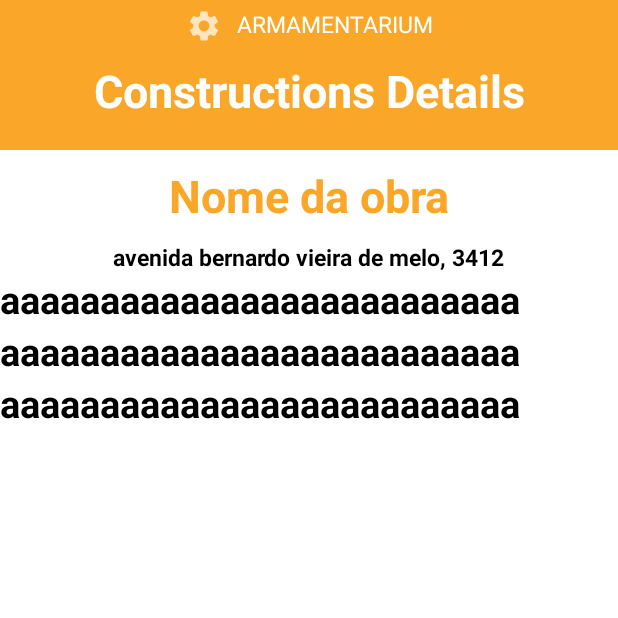
After one commit to victor-malloni/Armamentarium, an Android app: the ObraSingleActivity screen opened directly, with no data from a screen before it, on a phone screen of 412 x 824 dp, the top half of it. The commit adds this screen. Run offline under Robolectric (Android 15) with nearby library versions, the phone set to English and light mode, and no system bars.

Commit message:
new branch and some changes

```diff
--- /dev/null
+++ b/app/src/main/java/br/com/tatudobom/armamentarium/ObraSingleActivity.kt
@@ -0,0 +1,36 @@
+package br.com.tatudobom.armamentarium
+
+import androidx.appcompat.app.AppCompatActivity
+import android.os.Bundle
+import br.com.tatudobom.armamentarium.databinding.ActivityObraSingleBinding
+import br.com.tatudobom.armamentarium.model.Obra
+
+class ObraSingleActivity : AppCompatActivity() {
+
+    private lateinit var binding: ActivityObraSingleBinding
+    private lateinit var obra: Obra
+    private lateinit var oldObra: Obra
+
+    var isUpdateBoolean = false
+
+    override fun onCreate(savedInstanceState: Bundle?) {
+        super.onCreate(savedInstanceState)
+
+        binding = ActivityObraSingleBinding.inflate(layoutInflater)
+        setContentView(binding.root)
+
+        try {
+            oldObra = intent.getSerializableExtra("currentObra") as Obra
+            binding.tvEndereco.setText(oldObra.endereco)
+            //Bellow to retrieve data from my TextView on MainActivity see more on NoteAdapter
+            binding.TVConstDetailName.setText(oldObra.nomeObra)
+            binding.tvRANDOM.setText(oldObra.quantidadeFerramentas)
+
+            isUpdateBoolean = true
+        }
+        catch (e: Exception) {
+            e.printStackTrace()
+        }
+
+    }
+}
--- a/app/src/main/java/br/com/tatudobom/armamentarium/repositories/ObraRepository.kt
+++ b/app/src/main/java/br/com/tatudobom/armamentarium/repositories/ObraRepository.kt
@@ -15,4 +15,8 @@ class ObraRepository(private val obraDao: ObraDao) {
         obraDao.delete(obra)
     }
 
+    suspend fun update(obra: Obra) {
+        obraDao.update(obra.id, obra.nomeObra, obra.endereco)
+    }
+
 }
--- a/app/src/main/java/br/com/tatudobom/armamentarium/view/Constructions.kt
+++ b/app/src/main/java/br/com/tatudobom/armamentarium/view/Constructions.kt
@@ -31,6 +31,8 @@ class Constructions : Fragment(R.layout.fragment_constructions),ObraAdapter.Obra
     lateinit var adapter: ObraAdapter
     lateinit var selectedObra: Obra
 
+
+
     override fun onViewCreated(view: View, savedInstanceState: Bundle?) {
         super.onViewCreated(view, savedInstanceState)
         binding = FragmentConstructionsBinding.bind(view)
@@ -42,8 +44,7 @@ class Constructions : Fragment(R.layout.fragment_constructions),ObraAdapter.Obra
     private fun initUI() {
         binding.RecyclerView.setHasFixedSize(true)
         binding.RecyclerView.layoutManager=StaggeredGridLayoutManager(2,LinearLayout.VERTICAL)
-        adapter= ObraAdapter(this)
-        binding.RecyclerView.adapter=adapter
+        //binding.RecyclerView.adapter=adapter
 
         binding.BtnAddTools.setOnClickListener { navTo(R.id.newConstructions) }
     }
--- a/app/src/main/java/br/com/tatudobom/armamentarium/viewModel/ObraViewModel.kt
+++ b/app/src/main/java/br/com/tatudobom/armamentarium/viewModel/ObraViewModel.kt
@@ -27,5 +27,9 @@ class ObraViewModel(application: Application) : AndroidViewModel(application) {
     fun deleteObra(obra: Obra) = viewModelScope.launch(Dispatchers.IO) {
         repository.delete(obra)
     }
+    fun updateObra(obra: Obra) = viewModelScope.launch(Dispatchers.IO) {
+        repository.update(obra)
+    }
+
 
 }
--- /dev/null
+++ b/app/src/main/res/layout/activity_obra_single.xml
@@ -0,0 +1,103 @@
+<?xml version="1.0" encoding="utf-8"?>
+<androidx.constraintlayout.widget.ConstraintLayout xmlns:android="http://schemas.android.com/apk/res/android"
+    xmlns:app="http://schemas.android.com/apk/res-auto"
+    xmlns:tools="http://schemas.android.com/tools"
+    android:layout_width="match_parent"
+    android:layout_height="match_parent"
+    android:background="@color/amarelo"
+    tools:context=".ObraSingleActivity">
+
+    <TextView
+
+        android:layout_width="wrap_content"
+        android:layout_height="wrap_content"
+        android:layout_marginTop="5dp"
+        android:drawableStart="@drawable/ic_baseline_settings"
+        android:drawablePadding="10dp"
+        android:text="Armamentarium"
+        android:textAllCaps="true"
+        android:textColor="@color/white"
+        android:textSize="15dp"
+        app:layout_constraintLeft_toLeftOf="parent"
+        app:layout_constraintRight_toRightOf="parent"
+        app:layout_constraintTop_toTopOf="parent" />
+
+    <TextView
+        android:layout_width="wrap_content"
+        android:layout_height="wrap_content"
+        android:layout_marginTop="40dp"
+        android:text="Constructions Details"
+        android:textColor="@color/white"
+        android:textSize="30dp"
+        android:textStyle="bold"
+        app:layout_constraintLeft_toLeftOf="parent"
+        app:layout_constraintRight_toRightOf="parent"
+        app:layout_constraintTop_toTopOf="parent" />
+
+    <LinearLayout
+        android:layout_width="match_parent"
+        android:layout_height="match_parent"
+        android:layout_marginTop="100dp"
+        android:background="@color/white"
+        android:orientation="vertical">
+
+        <TextView
+            android:id="@+id/TVConstDetailName"
+            android:layout_width="match_parent"
+            android:layout_height="wrap_content"
+            android:layout_margin="10dp"
+            android:gravity="center"
+            android:text="Nome da obra"
+            android:textColor="@color/amarelo"
+            android:textSize="30dp"
+            android:textStyle="bold" />
+
+        <TextView
+            android:id="@+id/tvEndereco"
+            android:layout_width="wrap_content"
+            android:layout_height="wrap_content"
+            android:layout_gravity="center"
+            android:text="avenida bernardo vieira de melo, 3412"
+            android:textColor="@color/black"
+            android:textSize="15dp"
+            android:textStyle="bold"
+
+            />
+
+        <TextView
+            android:id="@+id/tvRANDOM"
+            android:layout_width="wrap_content"
+            android:layout_height="wrap_content"
+            android:text="aaaaaaaaaaaaaaaaaaaaaaaaaa"
+            android:textColor="@color/black"
+            android:textSize="25dp"
+            android:textStyle="bold"
+
+            />
+
+        <TextView
+            android:id="@+id/tvRANDOM2"
+            android:layout_width="wrap_content"
+            android:layout_height="wrap_content"
+            android:text="aaaaaaaaaaaaaaaaaaaaaaaaaa"
+            android:textColor="@color/black"
+            android:textSize="25dp"
+            android:textStyle="bold"
+
+            />
+
+        <TextView
+            android:id="@+id/tvRANDOM3"
+            android:layout_width="wrap_content"
+            android:layout_height="wrap_content"
+            android:text="aaaaaaaaaaaaaaaaaaaaaaaaaa"
+            android:textColor="@color/black"
+            android:textSize="25dp"
+            android:textStyle="bold"
+
+            />
+
+
+    </LinearLayout>
+
+</androidx.constraintlayout.widget.ConstraintLayout>
```
Also changed, not shown: app/src/main/AndroidManifest.xml (+14 -0 lines), app/src/main/java/br/com/tatudobom/armamentarium/RecyclerTestActivity.kt (added, +99 -0 lines), app/src/main/java/br/com/tatudobom/armamentarium/adapter/ObraAdapter.kt (+11 -0 lines), app/src/main/java/br/com/tatudobom/armamentarium/repositories/ObraDao.kt (+6 -1 lines), app/src/main/res/layout/activity_recycler_test.xml (added, +62 -0 lines).
